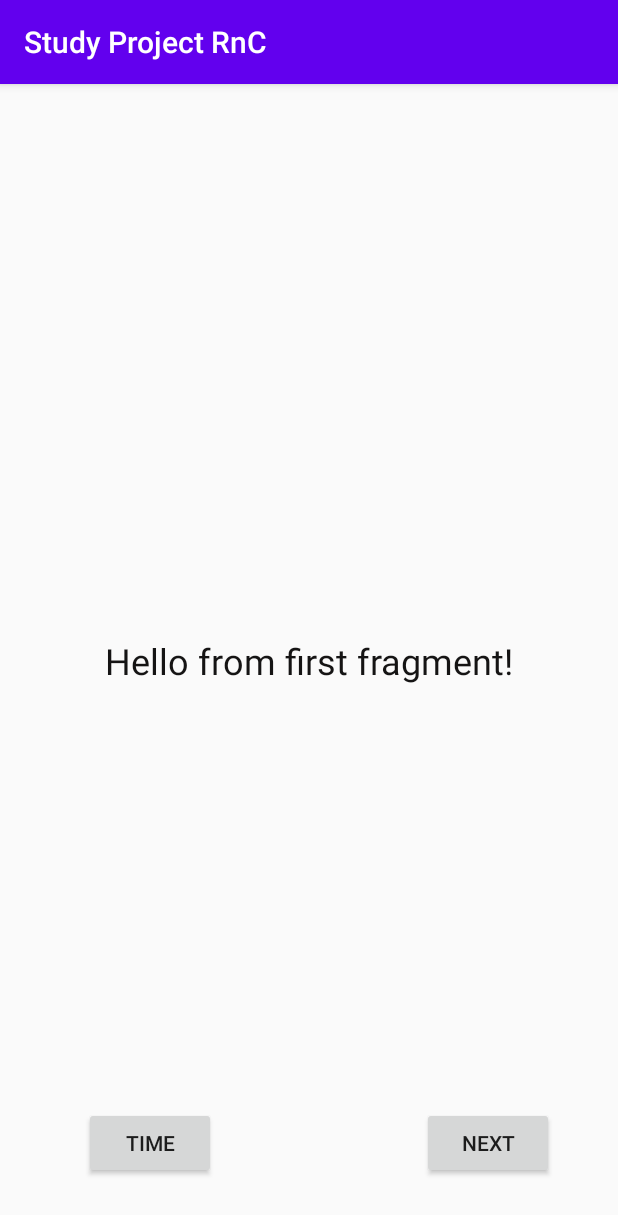
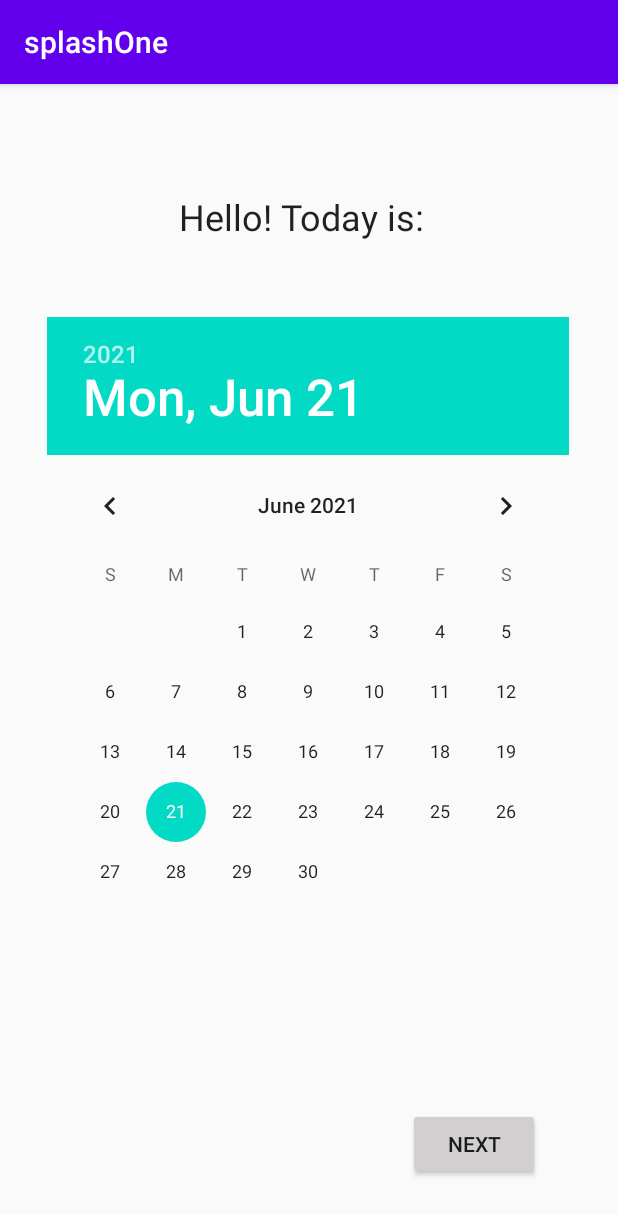
Before and after one commit to zhuravel-dev/BeautifulCountry, an Android app: the screen it shows after launch (MainActivity), on a phone screen of 412 x 824 dp. Shown: the top 1215 px of the screen. Run offline under Robolectric (Android 15) with nearby library versions, the phone set to English and light mode, and no system bars.

Commit message:
Create DatePicker and Splash

```diff
--- a/app/build.gradle
+++ b/app/build.gradle
@@ -1,6 +1,7 @@
 apply plugin: 'com.android.application'
 apply plugin: 'kotlin-android'
 apply plugin: 'kotlin-android-extensions'
+apply plugin: 'kotlin-kapt'
 
 android {
     compileSdkVersion 29
@@ -12,6 +13,10 @@ android {
 
     buildFeatures{
         viewBinding true
+    }
+
+    sourceSets {
+        main.java.srcDirs += 'src/main/kotlin'
     }
 
     defaultConfig {
@@ -33,6 +38,7 @@ android {
 }
 
 dependencies {
+    kapt "com.android.databinding:compiler:3.1.4"
     implementation "androidx.navigation:navigation-fragment-ktx:2.3.5"
     implementation "androidx.navigation:navigation-ui-ktx:2.3.5"
     implementation "androidx.recyclerview:recyclerview:1.2.1"
--- a/app/src/main/java/com/example/studyprojectrnc/FirstFragment.kt
+++ b/app/src/main/java/com/example/studyprojectrnc/FirstFragment.kt
@@ -16,11 +16,10 @@ class FirstFragment : Fragment() {
         container: ViewGroup?,
         savedInstanceState: Bundle?
     ): View? {
-        //return inflater.inflate(R.layout.fragment_first, container, false)
         val view = inflater.inflate(R.layout.fragment_first, container, false)
         communicator = activity as Communicator
         view.button.setOnClickListener {
-            communicator.passAndNavigateToSecondFragment(view.txtView.text.toString())
+            communicator.passAndNavigateToSecondFragment(view.tvWelcomeText.text.toString())
         }
         return view
     }
--- a/app/src/main/java/com/example/studyprojectrnc/MainActivity.kt
+++ b/app/src/main/java/com/example/studyprojectrnc/MainActivity.kt
@@ -1,14 +1,14 @@
 package com.example.studyprojectrnc
-
 import androidx.appcompat.app.AppCompatActivity
 import android.os.Bundle
-import androidx.recyclerview.widget.LinearLayoutManager
-import androidx.recyclerview.widget.RecyclerView
 import com.example.studyprojectrnc.databinding.ActivityMainBinding
+
+
 
 class MainActivity : AppCompatActivity(), Communicator {
     private val manager = supportFragmentManager
     lateinit var binding: ActivityMainBinding
+
 
     override fun onCreate(savedInstanceState: Bundle?) {
         super.onCreate(savedInstanceState)
--- /dev/null
+++ b/app/src/main/java/com/example/studyprojectrnc/SplashActivityOne.kt
@@ -0,0 +1,33 @@
+package com.example.studyprojectrnc
+
+import android.content.Intent
+import android.os.Bundle
+import android.os.Handler
+import android.view.Window
+import android.view.WindowManager
+import androidx.appcompat.app.AppCompatActivity
+import androidx.core.os.postDelayed
+
+
+class SplashActivityOne : AppCompatActivity() {
+    override fun onCreate(savedInstanceState: Bundle?) {
+        super.onCreate(savedInstanceState)
+        makeFullScreen()
+        setContentView(R.layout.splash)
+
+        Handler().postDelayed({
+            startActivity(Intent(this, MainActivity::class.java))
+            overridePendingTransition(android.R.anim.fade_in, android.R.anim.fade_out)
+            finish()
+        }, 2000)
+    }
+
+    private fun makeFullScreen() {
+        requestWindowFeature(Window.FEATURE_NO_TITLE)
+        window.setFlags(
+            WindowManager.LayoutParams.FLAG_FULLSCREEN,
+            WindowManager.LayoutParams.FLAG_FULLSCREEN
+        )
+        supportActionBar?.hide()
+    }
+}
--- a/app/src/main/res/layout/fragment_first.xml
+++ b/app/src/main/res/layout/fragment_first.xml
@@ -8,39 +8,46 @@
     tools:context=".FirstFragment">
 
     <TextView
-        android:id="@+id/txtView"
-        android:layout_width="wrap_content"
-        android:layout_height="wrap_content"
-        android:text="@string/hello_blank_fragment"
-        android:textColor="#151414"
+        android:id="@+id/tvWelcomeText"
+        android:layout_width="172dp"
+        android:layout_height="37dp"
+        android:layout_alignParentStart="true"
+        android:layout_alignParentEnd="true"
+        android:layout_alignParentBottom="true"
+        android:layout_marginTop="72dp"
+        android:text="@string/welcome"
+        android:textAppearance="?android:attr/textAppearanceLarge"
         android:textSize="24sp"
-        app:layout_constraintBottom_toBottomOf="parent"
         app:layout_constraintEnd_toEndOf="parent"
+        app:layout_constraintHorizontal_bias="0.497"
         app:layout_constraintStart_toStartOf="parent"
         app:layout_constraintTop_toTopOf="parent" />
 
-    <Button
-        android:id="@+id/btnTime"
+    <DatePicker
+        android:id="@+id/tvDatePicker"
         android:layout_width="wrap_content"
         android:layout_height="wrap_content"
-        android:text="@string/button_time"
         app:layout_constraintBottom_toBottomOf="parent"
         app:layout_constraintEnd_toEndOf="parent"
-        app:layout_constraintHorizontal_bias="0.173"
+        app:layout_constraintHorizontal_bias="0.491"
         app:layout_constraintStart_toStartOf="parent"
-        app:layout_constraintTop_toTopOf="parent"
-        app:layout_constraintVertical_bias="0.947" />
+        app:layout_constraintTop_toBottomOf="@id/tvWelcomeText"
+        app:layout_constraintVertical_bias="0.2" />
 
     <Button
         android:id="@+id/button"
         android:layout_width="wrap_content"
         android:layout_height="wrap_content"
+        android:layout_alignParentStart="true"
+        android:layout_alignParentEnd="true"
+        android:layout_alignParentBottom="true"
+        android:layout_marginEnd="52dp"
+        android:layout_marginBottom="36dp"
+        android:backgroundTint="#D1CFCF"
         android:text="@string/button_next"
         app:layout_constraintBottom_toBottomOf="parent"
         app:layout_constraintEnd_toEndOf="parent"
-        app:layout_constraintHorizontal_bias="0.869"
-        app:layout_constraintStart_toStartOf="parent"
-        app:layout_constraintTop_toTopOf="parent"
-        app:layout_constraintVertical_bias="0.947" />
+        app:layout_constraintTop_toBottomOf="@id/tvDatePicker"
+        app:layout_constraintVertical_bias="0.985" />
 
 </androidx.constraintlayout.widget.ConstraintLayout>
--- a/app/src/main/res/values/colors.xml
+++ b/app/src/main/res/values/colors.xml
@@ -3,4 +3,5 @@
     <color name="colorPrimary">#6200EE</color>
     <color name="colorPrimaryDark">#3700B3</color>
     <color name="colorAccent">#03DAC5</color>
+    <color name="splash_background">#D1CFCF</color>
 </resources>
--- a/app/src/main/res/values/strings.xml
+++ b/app/src/main/res/values/strings.xml
@@ -1,6 +1,6 @@
 <resources>
     <string name="app_name">Study Project RnC</string>
-    <string name="hello_blank_fragment">Hello from first fragment!</string>
+    <string name="welcome">Hello! Today is:</string>
     <string name="button_next">Next</string>
-    <string name="button_time">Time</string>
+    <string name="splash">Loading…</string>
 </resources>
```
Also changed, not shown: app/src/main/AndroidManifest.xml (+5 -4 lines), app/src/main/java/com/example/studyprojectrnc/CustomAdapter.kt (+3 -7 lines), app/src/main/java/com/example/studyprojectrnc/SecondFragment.kt (+10 -10 lines), app/src/main/res/layout/splash.xml (added, +25 -0 lines), build.gradle (+2 -7 lines), gradle/wrapper/gradle-wrapper.properties.
